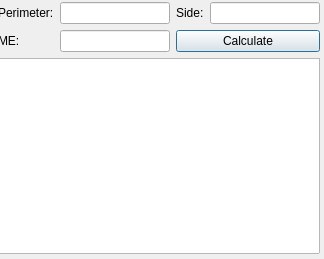
The window that src/gui/square_perimeter.ui (ayham-1/upperLowerBounds) describes before a commit, drawn with Qt 5.
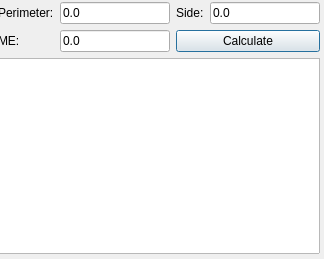
The same window after the commit.

What changed in the file:
```diff
--- a/src/gui/square_perimeter.ui
+++ b/src/gui/square_perimeter.ui
@@ -13,7 +13,7 @@
   <property name="windowTitle">
    <string>Square Formula: Perimeter</string>
   </property>
-  <widget class="QWidget" name="">
+  <widget class="QWidget" name="layoutWidget">
    <property name="geometry">
     <rect>
      <x>-2</x>
@@ -33,7 +33,11 @@
        </widget>
       </item>
       <item row="0" column="1">
-       <widget class="QLineEdit" name="perimeterText"/>
+       <widget class="QLineEdit" name="perimeterText">
+        <property name="text">
+         <string>0.0</string>
+        </property>
+       </widget>
       </item>
       <item row="0" column="2">
        <widget class="QLabel" name="label_2">
@@ -43,7 +47,11 @@
        </widget>
       </item>
       <item row="0" column="3">
-       <widget class="QLineEdit" name="sideText"/>
+       <widget class="QLineEdit" name="sideText">
+        <property name="text">
+         <string>0.0</string>
+        </property>
+       </widget>
       </item>
       <item row="1" column="0">
        <widget class="QLabel" name="label_3">
@@ -53,7 +61,11 @@
        </widget>
       </item>
       <item row="1" column="1">
-       <widget class="QLineEdit" name="maxErrorText"/>
+       <widget class="QLineEdit" name="maxErrorText">
+        <property name="text">
+         <string>0.0</string>
+        </property>
+       </widget>
       </item>
       <item row="1" column="2" colspan="2">
        <widget class="QPushButton" name="calculateBtn">
```
